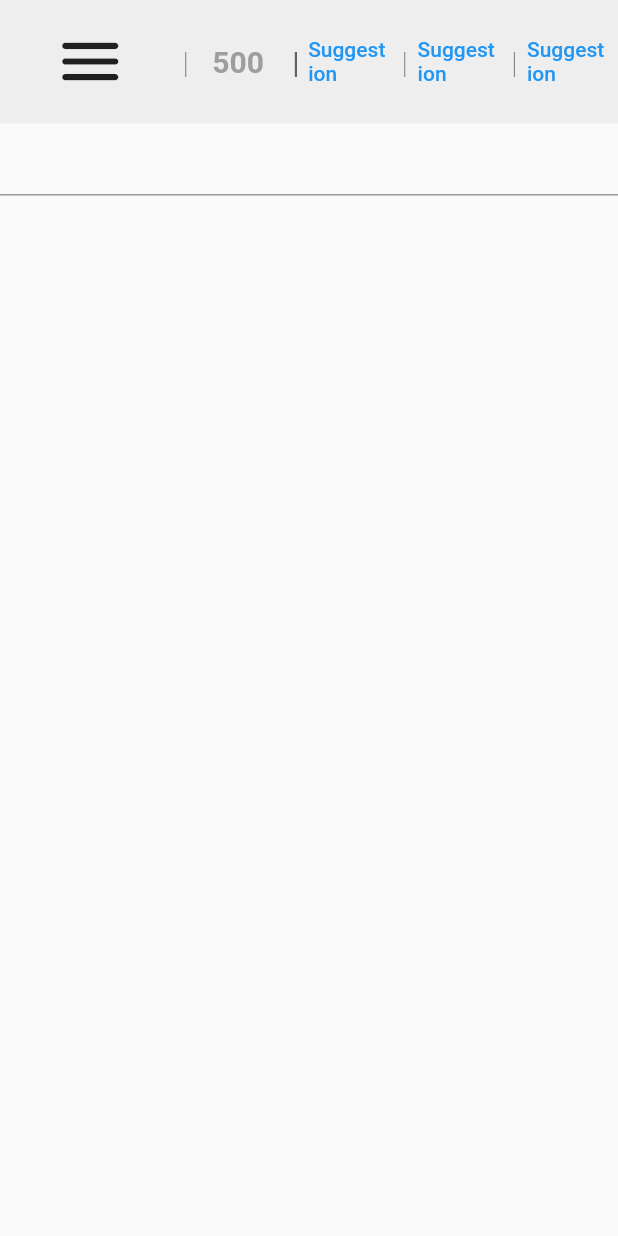
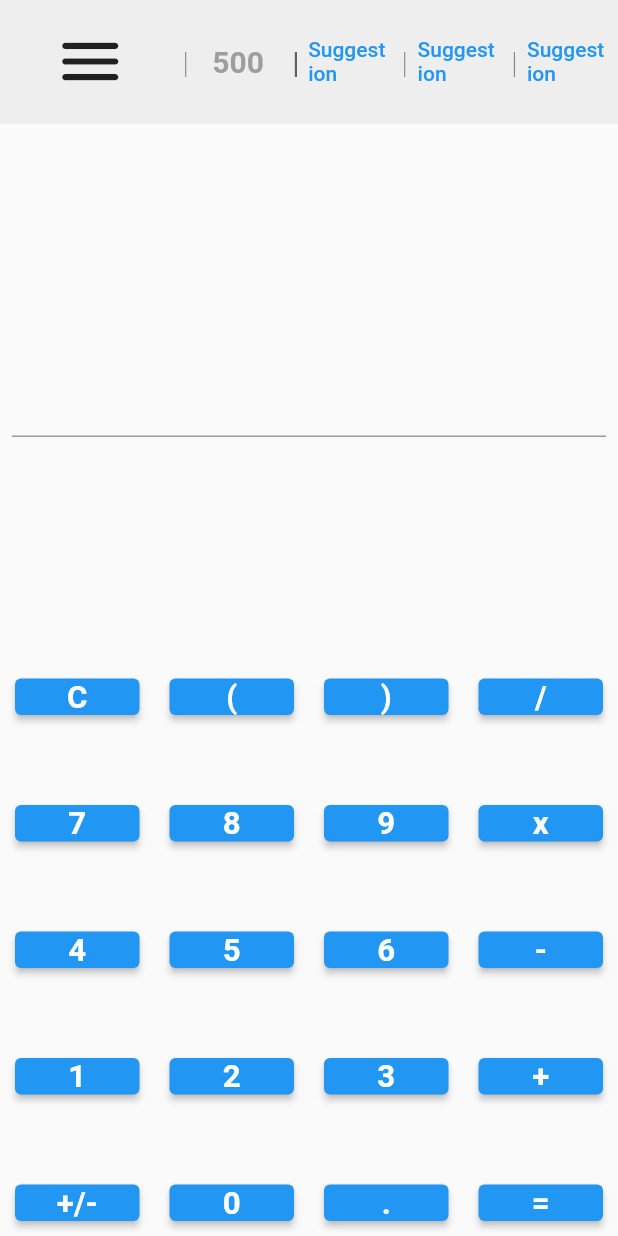
Before and after one commit to NuclearTea/calculator_app, a Flutter app: the screen it shows after launch, on a phone screen of 412 x 824 dp. Run offline on Flutter 3.47's test engine with Material 2 defaults, Android fonts, the phone set to English and light mode, and no system bars.

Commit message:
added Grid Layout to buttons, improved spacing

```diff
--- a/lib/main.dart
+++ b/lib/main.dart
@@ -69,28 +69,29 @@ class MyHomePage extends StatefulWidget {
 
 class _MyHomePageState extends State<MyHomePage> {
   List<String> acceptableValues = [
+    "C",
+    "(",
+    ")",
+    "/",
+    "7",
+    "8",
+    "9",
+    "x",
+    "4",
+    "5",
+    "6",
+    "-",
     "1",
     "2",
     "3",
-    "5",
-    "6",
-    "7",
-    "8",
-    "9",
+    "+",
+    "+/-",
     "0",
-    "x",
-    "*",
-    "/",
-    "-",
+    ".",
     "=",
-    "+",
-    "^",
-    "(",
-    ")",
-    ""
   ];
 
-  late var _addNumberToQueue = int.parse(resultantController.text);
+  // late var _addNumberToQueue = int.parse(resultantController.text);
   Queue recentHistory = Queue();
   final resultantController = TextEditingController();
 
@@ -107,6 +108,7 @@ class _MyHomePageState extends State<MyHomePage> {
     double suggestionWidthScaleFactor = 1 / 6;
     double dividerWidthScaleFactor = 1 / 500;
 
+    print(acceptableValues.length);
     // This method is rerun every time setState is called, for instance as done
     // by the _incrementCounter method above.
     //
@@ -115,6 +117,7 @@ class _MyHomePageState extends State<MyHomePage> {
     // than having to individually change instances of widgets.
     return Scaffold(
       body: Column(
+        mainAxisAlignment: MainAxisAlignment.spaceBetween,
         children: [
           Container(
             height: MediaQuery.of(context).size.height * (heightScaleFactor),
@@ -173,8 +176,8 @@ class _MyHomePageState extends State<MyHomePage> {
                 SizedBox(
                     width: MediaQuery.of(context).size.width *
                         (suggestionWidthScaleFactor),
-                  height:
-                      MediaQuery.of(context).size.height * (heightScaleFactor),
+                    height: MediaQuery.of(context).size.height *
+                        (heightScaleFactor),
                     child: TextButton(
                         onPressed: () {}, child: const Text("Suggestion"))),
                 SizedBox(
@@ -192,8 +195,8 @@ class _MyHomePageState extends State<MyHomePage> {
                 SizedBox(
                     width: MediaQuery.of(context).size.width *
                         (suggestionWidthScaleFactor),
-                  height:
-                      MediaQuery.of(context).size.height * (heightScaleFactor),
+                    height: MediaQuery.of(context).size.height *
+                        (heightScaleFactor),
                     child: TextButton(
                         onPressed: () {}, child: const Text("Suggestion"))),
                 SizedBox(
@@ -211,20 +214,110 @@ class _MyHomePageState extends State<MyHomePage> {
                 SizedBox(
                     width: MediaQuery.of(context).size.width *
                         (suggestionWidthScaleFactor),
-                  height:
-                      MediaQuery.of(context).size.height * (heightScaleFactor),
+                    height: MediaQuery.of(context).size.height *
+                        (heightScaleFactor),
                     child: TextButton(
                         onPressed: () {}, child: const Text("Suggestion"))),
               ],
             ),
           ),
-        TextField(
+          Padding(
+            padding: const EdgeInsets.all(8.0),
+            child: TextField(
               style: const TextStyle(fontFamily: "Roboto"),
               keyboardType: TextInputType.text,
               textAlign: TextAlign.end,
               controller: resultantController,
+            ),
+          ),
+          GridView(
+              shrinkWrap: true,
+              gridDelegate: const SliverGridDelegateWithFixedCrossAxisCount(
+                crossAxisCount: 4,
+                childAspectRatio: 3,
+                crossAxisSpacing: 0,
+                mainAxisSpacing: 50,
+              ),
+              children: acceptableValues
+                  .map(
+                    (value) => Container(
+                      margin: const EdgeInsets.fromLTRB(10, 0, 10, 10),
+                      decoration: BoxDecoration(
+                          borderRadius: BorderRadius.circular(100)),
+                      child: ElevatedButton(
+                        onPressed: () {
+                          setState(() {});
+                        },
+                        child: FittedBox(
+                          fit: BoxFit.contain,
+                          child: Text(
+                            value,
+                            style: const TextStyle(
+                              fontFamily: "Roboto",
+                              fontWeight: FontWeight.bold,
+                              fontSize: 30,
+                            ),
+                          ),
+                        ),
+                      ),
+                    ),
                   )
+                  .toList())
         ],
-    ));
+      ),
+      // Padding(
+      //   padding: const EdgeInsets.all(8.0),
+      //   child: GridView.builder(
+      //     gridDelegate: const SliverGridDelegateWithFixedCrossAxisCount(
+      //         crossAxisCount: 4, crossAxisSpacing: 12, mainAxisSpacing: 12),
+      //     itemCount: acceptableValues.length,
+      //     itemBuilder: (context, index) {
+      //       return Container(
+      //         color: Colors.black,
+      //       );
+      //     },
+      //   ),
+      // )
+      // GridView.count(
+      //   primary: false,
+      //   padding: const EdgeInsets.all(20),
+      //   crossAxisSpacing: 10,
+      //   mainAxisSpacing: 10,
+      //   crossAxisCount: 2,
+      //   children: <Widget>[
+      //     Container(
+      //       padding: const EdgeInsets.all(8),
+      //       color: Colors.teal[100],
+      //       child: const Text("He'd have you all unravel at the"),
+      //     ),
+      //     Container(
+      //       padding: const EdgeInsets.all(8),
+      //       color: Colors.teal[200],
+      //       child: const Text('Heed not the rabble'),
+      //     ),
+      //     Container(
+      //       padding: const EdgeInsets.all(8),
+      //       color: Colors.teal[300],
+      //       child: const Text('Sound of screams but the'),
+      //     ),
+      //     Container(
+      //       padding: const EdgeInsets.all(8),
+      //       color: Colors.teal[400],
+      //       child: const Text('Who scream'),
+      //     ),
+      //     Container(
+      //       padding: const EdgeInsets.all(8),
+      //       color: Colors.teal[500],
+      //       child: const Text('Revolution is coming...'),
+      //     ),
+      //     Container(
+      //       padding: const EdgeInsets.all(8),
+      //       color: Colors.teal[600],
+      //       child: const Text('Revolution, they...'),
+      //     ),
+      //     ],
+      //   )
+      // ],
+    );
   }
 }
--- a/lib/suggestion_button.dart
+++ b/lib/suggestion_button.dart
@@ -1,7 +1,8 @@
-import 'package:flutter/material.dart';
+// import 'package:flutter/material.dart';
 
 // class SuggestionButton extends StatefulWidget {
-//   const SuggestionButton({super.key});
+//   final Function update;
+//   const SuggestionButton({super.key, required this.update});
 
 //   @override
 //   State<SuggestionButton> createState() => _SuggestionButtonState();
@@ -26,6 +27,6 @@ import 'package:flutter/material.dart';
 //     );
 //   }
 // }
-class SuggestionButton {
-  SuggestionButton();
-}
+// // class SuggestionButton {
+// //   SuggestionButton();
+// // }
--- a/pubspec.yaml
+++ b/pubspec.yaml
@@ -78,7 +78,7 @@ flutter:
   fonts:
     - family: Roboto
       fonts:
-        - asset: fonts/Roboto.ttf
+        - asset: fonts\Roboto-Light.ttf
     # - family: Schyler
   #     fonts:
   #       - asset: fonts/Schyler-Regular.ttf
```
Lines whose indentation alone changed are shown as unchanged.
